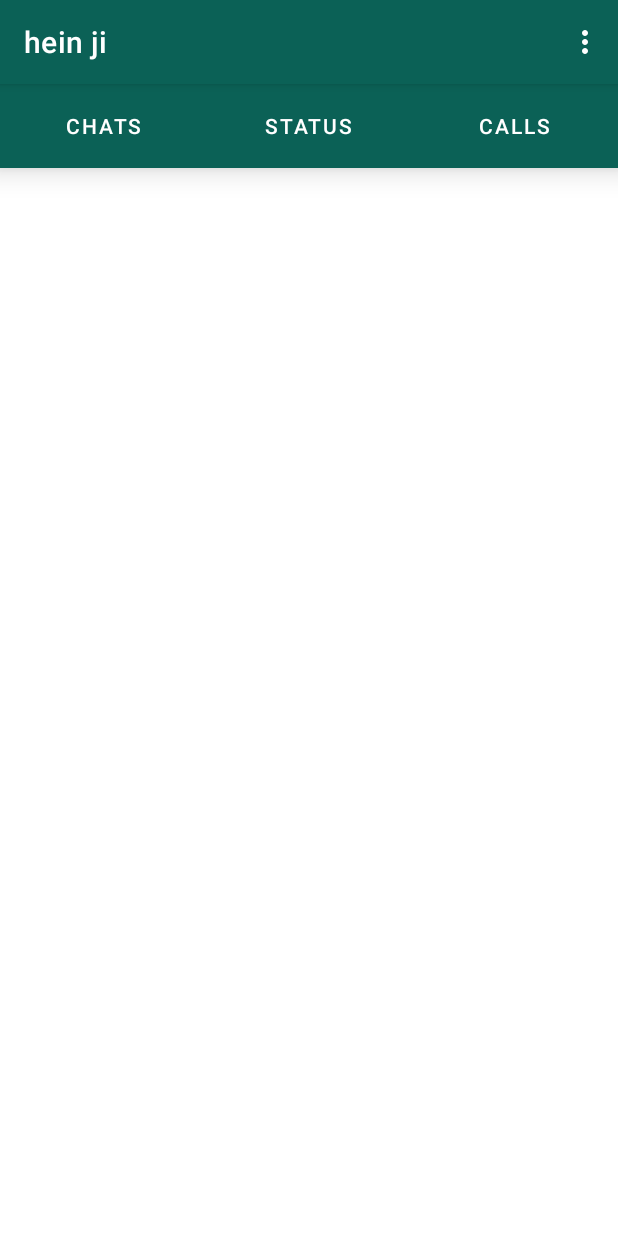
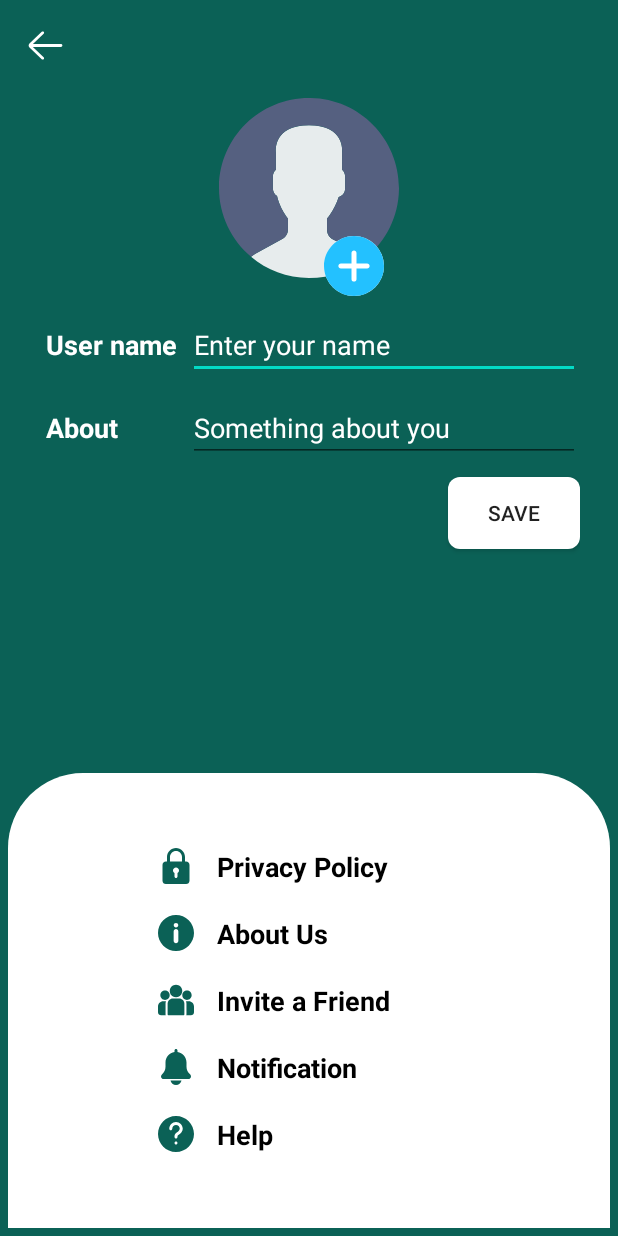
Before and after one commit to mtdagar/HeinJi, an Android app: the screen it shows after launch once a user with an empty profile is signed in (MainActivity before the commit, SettingsActivity after it), in the options menu, after a tap on "Settings", on a phone screen of 412 x 824 dp. Run offline under Robolectric (Android 15) with nearby library versions, the phone set to English and light mode, and no system bars; our stand-ins replace Firebase (no records; nobody signed in at launch, a user with empty details on screens opened directly), Picasso.

Commit message:
settings activity

```diff
--- a/app/src/main/AndroidManifest.xml
+++ b/app/src/main/AndroidManifest.xml
@@ -9,7 +9,8 @@
         android:roundIcon="@mipmap/ic_launcher_round"
         android:supportsRtl="true"
         android:theme="@style/Theme.HeinJi">
-        <activity android:name=".GroupChatActivity"></activity>
+        <activity android:name=".SettingsActivity"></activity>
+        <activity android:name=".GroupChatActivity" />
         <activity android:name=".ChatDetailActivity" />
         <activity android:name=".SignInActivity">
             <intent-filter>
--- a/app/src/main/java/com/example/heinji/MainActivity.java
+++ b/app/src/main/java/com/example/heinji/MainActivity.java
@@ -51,18 +51,19 @@ public class MainActivity extends AppCompatActivity {
 
         switch (item.getItemId()){
             case R.id.settings:
-                Toast.makeText(MainActivity.this, "Settings page uwuu", Toast.LENGTH_SHORT).show();
+                Intent intent = new Intent(MainActivity.this, SettingsActivity.class);
+                startActivity(intent);
                 break;
 
             case R.id.logout:
                 auth.signOut();
-                Intent intent = new Intent(MainActivity.this, SignInActivity.class);
-                startActivity(intent);
+                Intent intent1 = new Intent(MainActivity.this, SignInActivity.class);
+                startActivity(intent1);
                 break;
 
             case R.id.groupChat:
-                Intent intent1 = new Intent(MainActivity.this, GroupChatActivity.class);
-                startActivity(intent1);
+                Intent intent2 = new Intent(MainActivity.this, GroupChatActivity.class);
+                startActivity(intent2);
 
                 break;
         }
--- /dev/null
+++ b/app/src/main/java/com/example/heinji/SettingsActivity.java
@@ -0,0 +1,16 @@
+package com.example.heinji;
+
+import androidx.appcompat.app.AppCompatActivity;
+
+import android.os.Bundle;
+
+public class SettingsActivity extends AppCompatActivity {
+
+    @Override
+    protected void onCreate(Bundle savedInstanceState) {
+        super.onCreate(savedInstanceState);
+        setContentView(R.layout.activity_settings);
+
+        getSupportActionBar().hide();
+    }
+}
--- /dev/null
+++ b/app/src/main/res/drawable/btn_bg.xml
@@ -0,0 +1,9 @@
+<?xml version="1.0" encoding="utf-8"?>
+<shape xmlns:android="http://schemas.android.com/apk/res/android">
+        <solid
+            android:color="@color/white"
+            />
+        <corners
+            android:radius="8dp"
+            />
+</shape>
--- /dev/null
+++ b/app/src/main/res/drawable/ic_bell.xml
@@ -0,0 +1,5 @@
+<vector android:height="24dp" android:viewportHeight="24"
+    android:viewportWidth="24" android:width="24dp" xmlns:android="http://schemas.android.com/apk/res/android">
+    <path android:fillColor="#FF000000" android:pathData="m21.379,16.913c-1.512,-1.278 -2.379,-3.146 -2.379,-5.125v-2.788c0,-3.519 -2.614,-6.432 -6,-6.92v-1.08c0,-0.553 -0.448,-1 -1,-1s-1,0.447 -1,1v1.08c-3.387,0.488 -6,3.401 -6,6.92v2.788c0,1.979 -0.867,3.847 -2.388,5.133 -0.389,0.333 -0.612,0.817 -0.612,1.329 0,0.965 0.785,1.75 1.75,1.75h16.5c0.965,0 1.75,-0.785 1.75,-1.75 0,-0.512 -0.223,-0.996 -0.621,-1.337z"/>
+    <path android:fillColor="#FF000000" android:pathData="m12,24c1.811,0 3.326,-1.291 3.674,-3h-7.348c0.348,1.709 1.863,3 3.674,3z"/>
+</vector>
--- /dev/null
+++ b/app/src/main/res/drawable/ic_group.xml
@@ -0,0 +1,9 @@
+<vector android:height="24dp" android:viewportHeight="511.999"
+    android:viewportWidth="511.999" android:width="24dp" xmlns:android="http://schemas.android.com/apk/res/android">
+    <path android:fillColor="#FF000000" android:pathData="M438.09,273.32h-39.596c4.036,11.05 6.241,22.975 6.241,35.404v149.65c0,5.182 -0.902,10.156 -2.543,14.782h65.461c24.453,0 44.346,-19.894 44.346,-44.346v-81.581C512,306.476 478.844,273.32 438.09,273.32z"/>
+    <path android:fillColor="#FF000000" android:pathData="M107.265,308.725c0,-12.43 2.205,-24.354 6.241,-35.404H73.91c-40.754,0 -73.91,33.156 -73.91,73.91v81.581c0,24.452 19.893,44.346 44.346,44.346h65.462c-1.641,-4.628 -2.543,-9.601 -2.543,-14.783V308.725z"/>
+    <path android:fillColor="#FF000000" android:pathData="M301.261,234.815h-90.522c-40.754,0 -73.91,33.156 -73.91,73.91v149.65c0,8.163 6.618,14.782 14.782,14.782h208.778c8.164,0 14.782,-6.618 14.782,-14.782v-149.65C375.171,267.971 342.015,234.815 301.261,234.815z"/>
+    <path android:fillColor="#FF000000" android:pathData="M256,38.84c-49.012,0 -88.886,39.874 -88.886,88.887c0,33.245 18.349,62.28 45.447,77.524c12.853,7.23 27.671,11.362 43.439,11.362c15.768,0 30.586,-4.132 43.439,-11.362c27.099,-15.244 45.447,-44.28 45.447,-77.524C344.886,78.715 305.012,38.84 256,38.84z"/>
+    <path android:fillColor="#FF000000" android:pathData="M99.918,121.689c-36.655,0 -66.475,29.82 -66.475,66.475c0,36.655 29.82,66.475 66.475,66.475c9.298,0 18.152,-1.926 26.195,-5.388c13.906,-5.987 25.372,-16.585 32.467,-29.86c4.98,-9.317 7.813,-19.946 7.813,-31.227C166.393,151.51 136.573,121.689 99.918,121.689z"/>
+    <path android:fillColor="#FF000000" android:pathData="M412.082,121.689c-36.655,0 -66.475,29.82 -66.475,66.475c0,11.282 2.833,21.911 7.813,31.227c7.095,13.276 18.561,23.874 32.467,29.86c8.043,3.462 16.897,5.388 26.195,5.388c36.655,0 66.475,-29.82 66.475,-66.475C478.557,151.509 448.737,121.689 412.082,121.689z"/>
+</vector>
--- /dev/null
+++ b/app/src/main/res/drawable/ic_help.xml
@@ -0,0 +1,4 @@
+<vector android:height="24dp" android:viewportHeight="512"
+    android:viewportWidth="512" android:width="24dp" xmlns:android="http://schemas.android.com/apk/res/android">
+    <path android:fillColor="#FF000000" android:pathData="m256,0c-141.164,0 -256,114.836 -256,256s114.836,256 256,256 256,-114.836 256,-256 -114.836,-256 -256,-256zM256,405.332c-11.777,0 -21.332,-9.555 -21.332,-21.332s9.555,-21.332 21.332,-21.332 21.332,9.555 21.332,21.332 -9.555,21.332 -21.332,21.332zM289.77,269.695c-7.551,3.477 -12.438,11.094 -12.438,19.395v9.578c0,11.773 -9.535,21.332 -21.332,21.332s-21.332,-9.559 -21.332,-21.332v-9.578c0,-24.898 14.633,-47.723 37.227,-58.156 21.738,-10.004 37.438,-36.566 37.438,-49.602 0,-29.395 -23.914,-53.332 -53.332,-53.332s-53.332,23.938 -53.332,53.332c0,11.777 -9.539,21.336 -21.336,21.336s-21.332,-9.559 -21.332,-21.336c0,-52.926 43.07,-96 96,-96s96,43.074 96,96c0,28.824 -25.004,71.191 -62.23,88.363zM289.77,269.695"/>
+</vector>
--- /dev/null
+++ b/app/src/main/res/drawable/ic_info_button.xml
@@ -0,0 +1,4 @@
+<vector android:height="24dp" android:viewportHeight="45.999"
+    android:viewportWidth="45.999" android:width="24dp" xmlns:android="http://schemas.android.com/apk/res/android">
+    <path android:fillColor="#FF000000" android:pathData="M39.264,6.736c-8.982,-8.981 -23.545,-8.982 -32.528,0c-8.982,8.982 -8.981,23.545 0,32.528c8.982,8.98 23.545,8.981 32.528,0C48.245,30.281 48.244,15.719 39.264,6.736zM25.999,33c0,1.657 -1.343,3 -3,3s-3,-1.343 -3,-3V21c0,-1.657 1.343,-3 3,-3s3,1.343 3,3V33zM22.946,15.872c-1.728,0 -2.88,-1.224 -2.844,-2.735c-0.036,-1.584 1.116,-2.771 2.879,-2.771c1.764,0 2.88,1.188 2.917,2.771C25.897,14.648 24.746,15.872 22.946,15.872z"/>
+</vector>
--- /dev/null
+++ b/app/src/main/res/drawable/ic_padlock.xml
@@ -0,0 +1,4 @@
+<vector android:height="24dp" android:viewportHeight="24"
+    android:viewportWidth="24" android:width="24dp" xmlns:android="http://schemas.android.com/apk/res/android">
+    <path android:fillColor="#FF000000" android:pathData="m18.75,9h-0.75v-3c0,-3.309 -2.691,-6 -6,-6s-6,2.691 -6,6v3h-0.75c-1.24,0 -2.25,1.009 -2.25,2.25v10.5c0,1.241 1.01,2.25 2.25,2.25h13.5c1.24,0 2.25,-1.009 2.25,-2.25v-10.5c0,-1.241 -1.01,-2.25 -2.25,-2.25zM8,6c0,-2.206 1.794,-4 4,-4s4,1.794 4,4v3h-8zM13,16.722v2.278c0,0.552 -0.447,1 -1,1s-1,-0.448 -1,-1v-2.278c-0.595,-0.347 -1,-0.985 -1,-1.722 0,-1.103 0.897,-2 2,-2s2,0.897 2,2c0,0.737 -0.405,1.375 -1,1.722z"/>
+</vector>
--- /dev/null
+++ b/app/src/main/res/drawable/ic_plus.xml
@@ -0,0 +1,4 @@
+<vector android:height="24dp" android:viewportHeight="512"
+    android:viewportWidth="512" android:width="24dp" xmlns:android="http://schemas.android.com/apk/res/android">
+    <path android:fillColor="#FF000000" android:pathData="m256,0c-141.164,0 -256,114.836 -256,256s114.836,256 256,256 256,-114.836 256,-256 -114.836,-256 -256,-256zM368,277.332h-90.668v90.668c0,11.777 -9.555,21.332 -21.332,21.332s-21.332,-9.555 -21.332,-21.332v-90.668h-90.668c-11.777,0 -21.332,-9.555 -21.332,-21.332s9.555,-21.332 21.332,-21.332h90.668v-90.668c0,-11.777 9.555,-21.332 21.332,-21.332s21.332,9.555 21.332,21.332v90.668h90.668c11.777,0 21.332,9.555 21.332,21.332s-9.555,21.332 -21.332,21.332zM368,277.332"/>
+</vector>
--- /dev/null
+++ b/app/src/main/res/drawable/linear_bottom_bg.xml
@@ -0,0 +1,10 @@
+<?xml version="1.0" encoding="utf-8"?>
+<shape xmlns:android="http://schemas.android.com/apk/res/android">
+    <solid
+        android:color="@color/white"
+        />
+    <corners
+        android:topLeftRadius="50dp"
+        android:topRightRadius="50dp"
+        />
+</shape>
--- /dev/null
+++ b/app/src/main/res/layout/activity_settings.xml
@@ -0,0 +1,190 @@
+<?xml version="1.0" encoding="utf-8"?>
+<RelativeLayout xmlns:android="http://schemas.android.com/apk/res/android"
+    xmlns:app="http://schemas.android.com/apk/res-auto"
+    xmlns:tools="http://schemas.android.com/tools"
+    android:layout_width="match_parent"
+    android:layout_height="match_parent"
+    android:background="@color/colorPrimary"
+    android:padding="5dp"
+    tools:context=".SettingsActivity">
+
+    <ImageView
+        android:id="@+id/backArrow"
+        android:layout_width="30dp"
+        android:layout_height="30dp"
+        android:layout_margin="10dp"
+        app:srcCompat="@drawable/left_arrow" />
+
+    <LinearLayout
+        android:id="@+id/linear_top"
+        android:layout_width="match_parent"
+        android:layout_height="match_parent"
+        android:layout_below="@id/backArrow"
+        android:layout_marginLeft="20dp"
+        android:layout_marginRight="20dp"
+        android:orientation="vertical">
+
+        <ImageView
+            android:id="@+id/profile_image"
+            android:layout_width="120dp"
+            android:layout_height="120dp"
+            android:layout_gravity="center_horizontal"
+            android:layout_margin="10dp"
+            app:srcCompat="@drawable/avatar" />
+
+        <ImageView
+            android:id="@+id/plus"
+            android:layout_width="40dp"
+            android:layout_height="40dp"
+            android:layout_gravity="center_horizontal"
+            android:layout_marginLeft="30dp"
+            android:layout_marginTop="-38dp"
+            android:background="@drawable/round_shape"
+            app:srcCompat="@drawable/ic_plus"
+            app:tint="#23C1FF" />
+
+        <LinearLayout
+            android:layout_width="match_parent"
+            android:layout_height="wrap_content"
+            android:layout_marginTop="10dp"
+            android:orientation="horizontal">
+
+            <TextView
+                android:layout_width="100dp"
+                android:layout_height="wrap_content"
+                android:padding="5dp"
+                android:text="User name"
+                android:textColor="#FFFFFF"
+                android:textSize="18sp"
+                android:textStyle="bold" />
+
+            <EditText
+                android:id="@+id/etUserName"
+                android:layout_width="match_parent"
+                android:layout_height="wrap_content"
+                android:ems="10"
+                android:hint="Enter your name"
+                android:inputType="textPersonName"
+                android:textColor="#FFFFFF"
+                android:textColorHint="#FFFFFF" />
+
+        </LinearLayout>
+
+        <LinearLayout
+            android:layout_width="match_parent"
+            android:layout_height="wrap_content"
+            android:layout_marginTop="10dp"
+            android:orientation="horizontal">
+
+            <TextView
+                android:layout_width="100dp"
+                android:layout_height="wrap_content"
+                android:padding="5dp"
+                android:text="About"
+                android:textColor="#FFFFFF"
+                android:textSize="18sp"
+                android:textStyle="bold" />
+
+            <EditText
+                android:id="@+id/etStatus"
+                android:layout_width="match_parent"
+                android:layout_height="wrap_content"
+                android:ems="10"
+                android:hint="Something about you"
+                android:inputType="textPersonName"
+                android:textColor="#FFFFFF"
+                android:textColorHint="#FFFFFF" />
+
+        </LinearLayout>
+
+        <androidx.appcompat.widget.AppCompatButton
+            android:layout_width="wrap_content"
+            android:layout_height="wrap_content"
+            android:layout_gravity="right"
+            android:layout_marginTop="10dp"
+            android:background="@drawable/btn_bg"
+            android:text="Save" />
+
+    </LinearLayout>
+
+    <LinearLayout
+        android:layout_width="match_parent"
+        android:layout_height="wrap_content"
+        android:layout_alignParentBottom="true"
+        android:layout_marginTop="10dp"
+        android:background="@drawable/linear_bottom_bg"
+        android:orientation="vertical"
+        android:padding="40dp">
+
+        <TextView
+            android:id="@+id/textView2"
+            android:layout_width="match_parent"
+            android:layout_height="wrap_content"
+            android:layout_marginLeft="50dp"
+            android:drawableLeft="@drawable/ic_padlock"
+            android:drawablePadding="15dp"
+            android:drawableTint="@color/colorPrimary"
+            android:padding="10dp"
+            android:text="Privacy Policy"
+            android:textColor="@color/black"
+            android:textSize="18sp"
+            android:textStyle="bold" />
+
+        <TextView
+            android:id="@+id/textView3"
+            android:layout_width="match_parent"
+            android:layout_height="wrap_content"
+            android:layout_marginLeft="50dp"
+            android:drawableLeft="@drawable/ic_info_button"
+            android:drawablePadding="15dp"
+            android:drawableTint="@color/colorPrimary"
+            android:padding="10dp"
+            android:text="About Us"
+            android:textColor="@color/black"
+            android:textSize="18sp"
+            android:textStyle="bold" />
+
+        <TextView
+            android:id="@+id/textView4"
+            android:layout_width="match_parent"
+            android:layout_height="wrap_content"
+            android:layout_marginLeft="50dp"
+            android:drawableLeft="@drawable/ic_group"
+            android:drawablePadding="15dp"
+            android:drawableTint="@color/colorPrimary"
+            android:padding="10dp"
+            android:text="Invite a Friend"
+            android:textColor="@color/black"
+            android:textSize="18sp"
+            android:textStyle="bold" />
+
+        <TextView
+            android:id="@+id/textView5"
+            android:layout_width="match_parent"
+            android:layout_height="wrap_content"
+            android:layout_marginLeft="50dp"
+            android:drawableLeft="@drawable/ic_bell"
+            android:drawablePadding="15dp"
+            android:drawableTint="@color/colorPrimary"
+            android:padding="10dp"
+            android:text="Notification"
+            android:textColor="@color/black"
+            android:textSize="18sp"
+            android:textStyle="bold" />
+
+        <TextView
+            android:id="@+id/textView6"
+            android:layout_width="match_parent"
+            android:layout_height="wrap_content"
+            android:layout_marginLeft="50dp"
+            android:drawableLeft="@drawable/ic_help"
+            android:drawablePadding="15dp"
+            android:drawableTint="@color/colorPrimary"
+            android:padding="10dp"
+            android:text="Help"
+            android:textColor="@color/black"
+            android:textSize="18sp"
+            android:textStyle="bold" />
+    </LinearLayout>
+
+</RelativeLayout>
```
